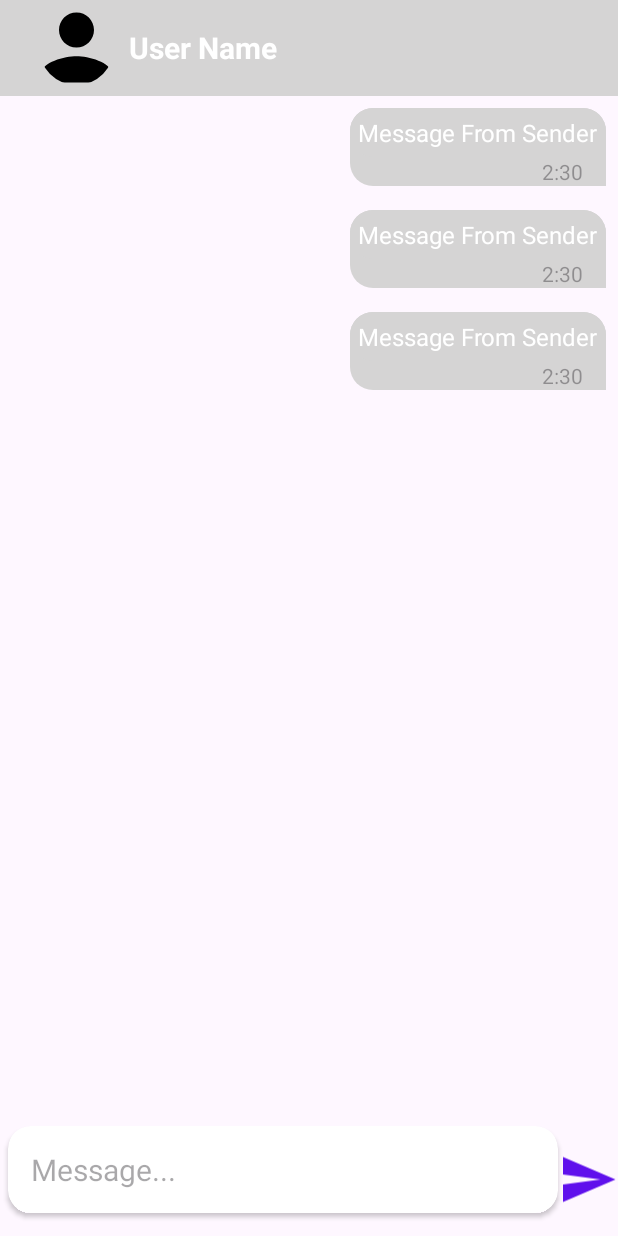
After one commit to DevP-ai/InnerTalk, an Android app: the layout fragment_chat.xml on its own in the app's theme, with its tools: preview values and no code run, on a phone screen of 412 x 824 dp. The commit adds this screen. Run offline under Robolectric (Android 15) with nearby library versions, the phone set to English and light mode, and no system bars.

Commit message:
Message Activity make as a Host Activity Host ChatFragment and it UI implemented

```diff
--- a/app/src/main/java/com/developer/android/dev/freakycode/androidapp/innertalk/MessageActivity.kt
+++ b/app/src/main/java/com/developer/android/dev/freakycode/androidapp/innertalk/MessageActivity.kt
@@ -5,6 +5,8 @@ import androidx.activity.enableEdgeToEdge
 import androidx.appcompat.app.AppCompatActivity
 import androidx.core.view.ViewCompat
 import androidx.core.view.WindowInsetsCompat
+import androidx.navigation.Navigation
+import androidx.navigation.ui.NavigationUI
 import com.developer.android.dev.freakycode.androidapp.innertalk.databinding.ActivityMessageBinding
 
 class MessageActivity : AppCompatActivity() {
@@ -21,9 +23,6 @@ class MessageActivity : AppCompatActivity() {
             v.setPadding(systemBars.left, systemBars.top, systemBars.right, systemBars.bottom)
             insets
         }
-        val id = intent.getStringExtra("id")
-        val name = intent.getStringExtra("name")
 
-        binding.userName.text = name.toString()
     }
 }
--- /dev/null
+++ b/app/src/main/res/drawable/ic_send.xml
@@ -0,0 +1,5 @@
+<vector android:autoMirrored="true" android:height="24dp"
+    android:tint="#5F10EC" android:viewportHeight="24"
+    android:viewportWidth="24" android:width="24dp" xmlns:android="http://schemas.android.com/apk/res/android">
+    <path android:fillColor="@android:color/white" android:pathData="M2.01,21L23,12 2.01,3 2,10l15,2 -15,2z"/>
+</vector>
--- /dev/null
+++ b/app/src/main/res/drawable/sender_design.xml
@@ -0,0 +1,7 @@
+<?xml version="1.0" encoding="utf-8"?>
+<shape xmlns:android="http://schemas.android.com/apk/res/android">
+    <solid android:color="@color/gray"/>
+    <corners android:bottomLeftRadius="15dp"
+        android:topLeftRadius="15dp"
+        android:topRightRadius="15dp"/>
+</shape>
--- /dev/null
+++ b/app/src/main/res/layout/fragment_chat.xml
@@ -0,0 +1,100 @@
+<?xml version="1.0" encoding="utf-8"?>
+<androidx.constraintlayout.widget.ConstraintLayout xmlns:android="http://schemas.android.com/apk/res/android"
+    xmlns:app="http://schemas.android.com/apk/res-auto"
+    xmlns:tools="http://schemas.android.com/tools"
+    android:id="@+id/messageActivity"
+    android:layout_width="match_parent"
+    android:layout_height="match_parent"
+    android:fitsSystemWindows="true"
+    android:clipToPadding="true">
+
+
+    <androidx.appcompat.widget.Toolbar
+        android:id="@+id/toolBar"
+        android:layout_width="match_parent"
+        android:layout_height="?attr/actionBarSize"
+        android:background="@color/gray"
+        app:layout_constraintEnd_toEndOf="parent"
+        app:layout_constraintStart_toStartOf="parent"
+        app:layout_constraintTop_toTopOf="parent">
+
+        <LinearLayout
+            android:layout_width="match_parent"
+            android:layout_height="wrap_content"
+            android:orientation="horizontal">
+
+            <de.hdodenhof.circleimageview.CircleImageView
+                android:layout_width="70dp"
+                android:layout_height="50dp"
+                android:src="@drawable/ic_profile"
+                app:civ_border_overlay="false" />
+
+            <TextView
+                android:id="@+id/particularUserName"
+                android:layout_width="match_parent"
+                android:layout_height="wrap_content"
+                android:text="User Name"
+                android:textColor="@color/white"
+                android:textSize="20sp"
+                android:layout_gravity="center"
+                android:textStyle="bold" />
+
+        </LinearLayout>
+    </androidx.appcompat.widget.Toolbar>
+
+    <androidx.recyclerview.widget.RecyclerView
+        android:id="@+id/messageRecyclerView"
+        android:layout_width="match_parent"
+        android:layout_height="0dp"
+        android:layout_marginBottom="10dp"
+        app:layout_constraintBottom_toTopOf="@id/card"
+        app:layout_constraintEnd_toEndOf="@id/toolBar"
+        app:layout_constraintStart_toStartOf="@id/toolBar"
+        app:layout_constraintTop_toBottomOf="@id/toolBar"
+        tools:listitem="@layout/sender_item_layout" />
+
+
+    <androidx.cardview.widget.CardView
+        android:id="@+id/card"
+        android:layout_width="0dp"
+        android:layout_height="wrap_content"
+        android:layout_marginStart="5dp"
+        android:layout_marginBottom="15dp"
+        app:cardCornerRadius="15dp"
+        app:layout_constraintBottom_toBottomOf="parent"
+        app:layout_constraintEnd_toStartOf="@id/btnSend"
+        app:layout_constraintStart_toStartOf="parent">
+
+
+        <EditText
+            android:id="@+id/edtMessage"
+            android:layout_width="match_parent"
+            android:layout_height="wrap_content"
+            android:layout_weight="1"
+            android:background="@null"
+            android:drawablePadding="10dp"
+            android:singleLine="false"
+            android:inputType="textCapSentences|textMultiLine"
+            android:hint="Message..."
+            android:textSize="20sp"
+            android:maxLength ="2000"
+            android:isScrollContainer="true"
+            android:padding="15dp"
+            android:maxLines="4" />
+
+    </androidx.cardview.widget.CardView>
+
+
+    <ImageView
+        android:id="@+id/btnSend"
+        android:layout_width="40dp"
+        android:layout_height="55dp"
+        android:layout_marginStart="5dp"
+        android:layout_marginBottom="10dp"
+        android:src="@drawable/ic_send"
+        app:layout_constraintBottom_toBottomOf="parent"
+        app:layout_constraintEnd_toEndOf="parent"
+        app:layout_constraintHorizontal_weight="1" />
+
+
+</androidx.constraintlayout.widget.ConstraintLayout>
--- /dev/null
+++ b/app/src/main/res/layout/sender_item_layout.xml
@@ -0,0 +1,42 @@
+<?xml version="1.0" encoding="utf-8"?>
+<androidx.constraintlayout.widget.ConstraintLayout xmlns:android="http://schemas.android.com/apk/res/android"
+    android:layout_width="match_parent"
+    android:layout_height="wrap_content"
+    android:padding="8dp"
+    xmlns:app="http://schemas.android.com/apk/res-auto">
+
+    <LinearLayout
+        android:layout_width="wrap_content"
+        android:layout_height="wrap_content"
+        android:orientation="vertical"
+        android:background="@drawable/sender_design"
+        app:layout_constraintTop_toTopOf="parent"
+        app:layout_constraintEnd_toEndOf="parent">
+
+        <TextView
+            android:id="@+id/sentMessage"
+            android:layout_width="wrap_content"
+            android:layout_height="wrap_content"
+            android:text="Message From Sender"
+            android:maxWidth="250dp"
+            android:background="@drawable/sender_design"
+            android:textColor="@color/white"
+            android:textSize="16sp"
+            android:padding="5dp"
+            app:layout_constraintEnd_toEndOf="parent"
+            app:layout_constraintTop_toTopOf="parent"/>
+        <TextView
+            android:id="@+id/sendMessageTime"
+            android:layout_width="wrap_content"
+            android:layout_height="wrap_content"
+            android:layout_gravity="end"
+            android:paddingStart="15dp"
+            android:paddingEnd="15dp"
+            android:hint="2:30"
+            android:textColor="@color/black"/>
+
+    </LinearLayout>
+
+
+
+</androidx.constraintlayout.widget.ConstraintLayout>
--- a/app/src/main/res/values/colors.xml
+++ b/app/src/main/res/values/colors.xml
@@ -6,4 +6,5 @@
     <color name="highlight_text_color">#2196F3</color>
     <color name="gray">#D5D4D4</color>
     <color name="red">#DF1515</color>
+    <color name="chat">#87B7BD</color>
 </resources>
```
Also changed, not shown: app/src/main/java/com/developer/android/dev/freakycode/androidapp/innertalk/ChatFragment.kt (added, +24 -0 lines), app/src/main/res/drawable/receiver_design.xml (added, +7 -0 lines), app/src/main/res/layout/activity_message.xml (+11 -46 lines), app/src/main/res/layout/receiver_item_layout.xml (added, +41 -0 lines), app/src/main/res/navigation/chat_nav.xml (added, +12 -0 lines).
